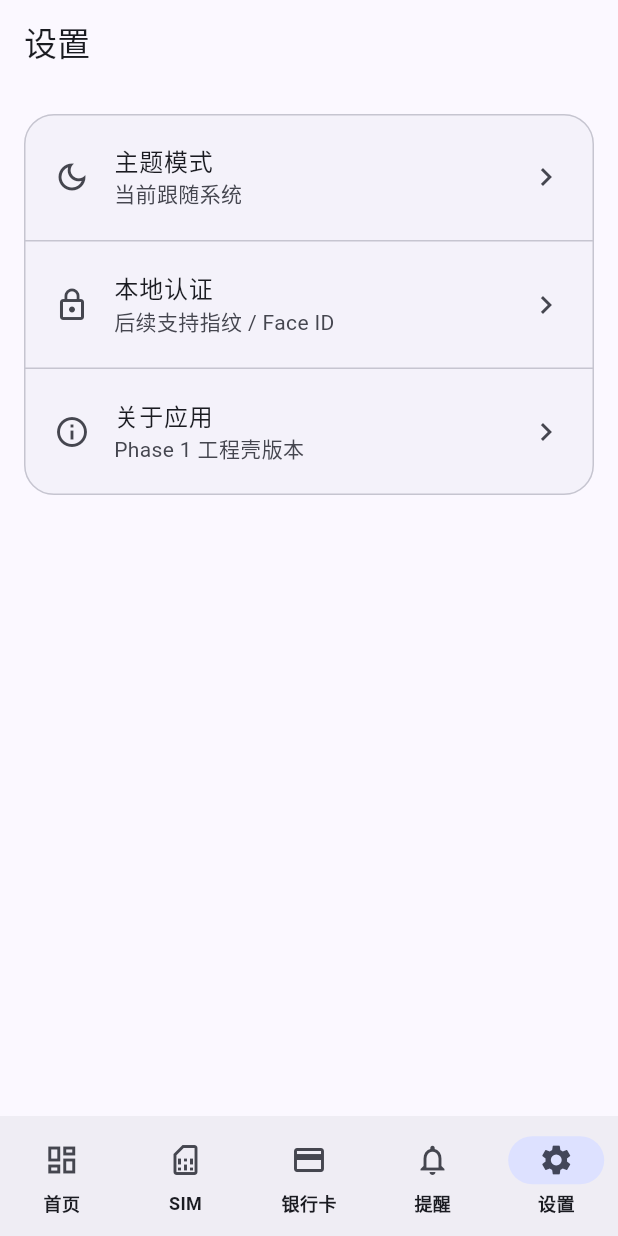
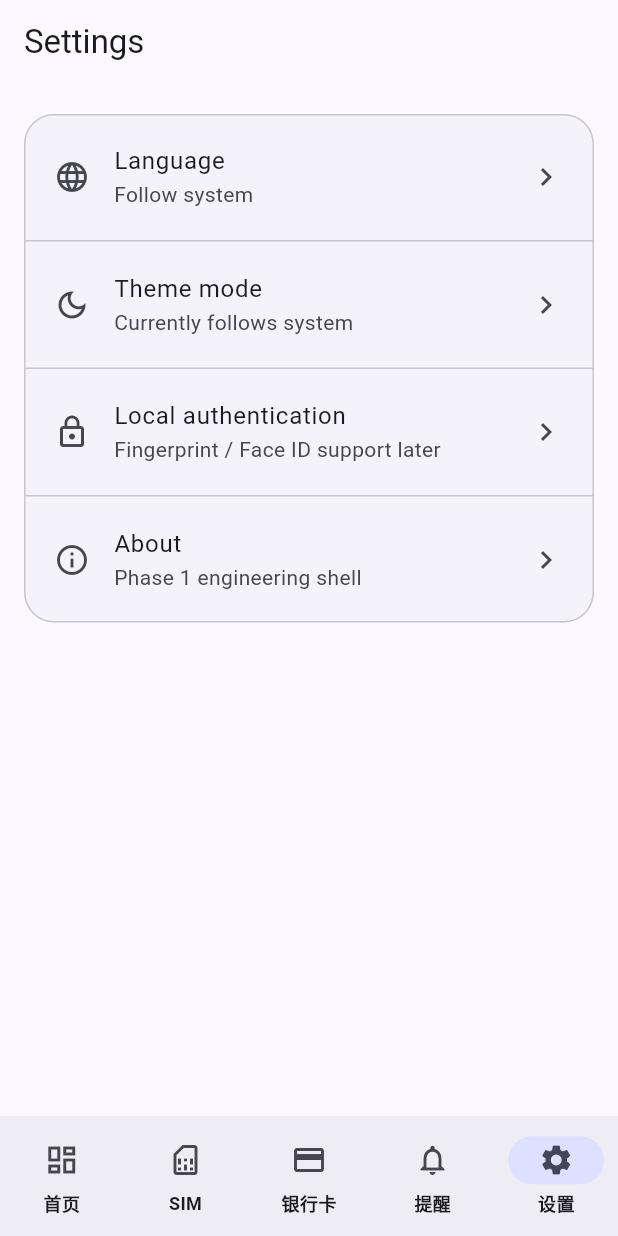
Before and after one commit to Moraxyc/CardFan, a Flutter app: the screen it shows after launch, item 5 of the bottom bar chosen, on a phone screen of 412 x 824 dp. Run offline on Flutter 3.47's test engine with Material 3 defaults, Android fonts, the phone set to English and light mode, and no system bars; our stand-ins replace drift, flutter_local_notifications, flutter_riverpod, go_router, timezone; missing offline and left inert: phone_numbers_parser; accounts and stored records are empty; generated files the repository leaves out were written again.

Commit message:
feat: add language setting

```diff
--- a/lib/features/settings/settings_page.dart
+++ b/lib/features/settings/settings_page.dart
@@ -1,37 +1,55 @@
 import 'package:flutter/material.dart';
+import 'package:flutter_riverpod/flutter_riverpod.dart';
 
-class SettingsPage extends StatelessWidget {
+import '../../core/localization/locale_preference.dart';
+import '../../core/providers/locale_preference_provider.dart';
+import '../../l10n/generated/app_localizations.dart';
+
+class SettingsPage extends ConsumerWidget {
   const SettingsPage({super.key});
 
   @override
-  Widget build(BuildContext context) {
+  Widget build(BuildContext context, WidgetRef ref) {
+    final l10n = AppLocalizations.of(context);
+    final preference =
+        ref.watch(localePreferenceProvider).value ?? LocalePreference.system;
+
     return Scaffold(
-      appBar: AppBar(title: const Text('设置')),
+      appBar: AppBar(title: Text(l10n.settingsTitle)),
       body: ListView(
         padding: const EdgeInsets.symmetric(vertical: 12),
         children: [
           Card(
             child: Column(
               children: [
-                const ListTile(
-                  leading: Icon(Icons.dark_mode_outlined),
-                  title: Text('主题模式'),
-                  subtitle: Text('当前跟随系统'),
-                  trailing: Icon(Icons.chevron_right),
+                ListTile(
+                  key: const Key('languageSettingTile'),
+                  leading: const Icon(Icons.language),
+                  title: Text(l10n.settingsLanguage),
+                  subtitle: Text(_languageLabel(l10n, preference)),
+                  trailing: const Icon(Icons.chevron_right),
+                  onTap: () => _showLanguagePicker(context, ref, preference),
                 ),
                 const Divider(height: 1),
-                const ListTile(
-                  leading: Icon(Icons.lock_outline),
-                  title: Text('本地认证'),
-                  subtitle: Text('后续支持指纹 / Face ID'),
-                  trailing: Icon(Icons.chevron_right),
+                ListTile(
+                  leading: const Icon(Icons.dark_mode_outlined),
+                  title: Text(l10n.settingsThemeMode),
+                  subtitle: Text(l10n.settingsThemeFollowsSystem),
+                  trailing: const Icon(Icons.chevron_right),
                 ),
                 const Divider(height: 1),
-                const ListTile(
-                  leading: Icon(Icons.info_outline),
-                  title: Text('关于应用'),
-                  subtitle: Text('Phase 1 工程壳版本'),
-                  trailing: Icon(Icons.chevron_right),
+                ListTile(
+                  leading: const Icon(Icons.lock_outline),
+                  title: Text(l10n.settingsLocalAuth),
+                  subtitle: Text(l10n.settingsLocalAuthSubtitle),
+                  trailing: const Icon(Icons.chevron_right),
+                ),
+                const Divider(height: 1),
+                ListTile(
+                  leading: const Icon(Icons.info_outline),
+                  title: Text(l10n.settingsAbout),
+                  subtitle: Text(l10n.settingsAboutSubtitle),
+                  trailing: const Icon(Icons.chevron_right),
                 ),
               ],
             ),
@@ -40,4 +58,50 @@ class SettingsPage extends StatelessWidget {
       ),
     );
   }
+
+  Future<void> _showLanguagePicker(
+    BuildContext context,
+    WidgetRef ref,
+    LocalePreference current,
+  ) async {
+    final l10n = AppLocalizations.of(context);
+    final notifier = ref.read(localePreferenceProvider.notifier);
+    final selected = await showDialog<LocalePreference>(
+      context: context,
+      builder: (context) {
+        return SimpleDialog(
+          title: Text(l10n.settingsLanguageDialogTitle),
+          children: [
+            for (final preference in LocalePreference.values)
+              RadioListTile<LocalePreference>(
+                value: preference,
+                groupValue: current,
+                title: Text(_languageLabel(l10n, preference)),
+                onChanged: (value) => Navigator.of(context).pop(value),
+              ),
+          ],
+        );
+      },
+    );
+
+    if (!context.mounted) return;
+    if (selected == null || selected == current) return;
+
+    try {
+      await notifier.setPreference(selected);
+    } catch (_) {
+      ScaffoldMessenger.of(
+        context,
+      ).showSnackBar(SnackBar(content: Text(l10n.settingsLanguageSaveFailed)));
+    }
+  }
+
+  String _languageLabel(AppLocalizations l10n, LocalePreference preference) {
+    return switch (preference) {
+      LocalePreference.system => l10n.settingsLanguageSystem,
+      LocalePreference.zhHans => l10n.settingsLanguageZhHans,
+      LocalePreference.zhHant => l10n.settingsLanguageZhHant,
+      LocalePreference.en => l10n.settingsLanguageEn,
+    };
+  }
 }
```
Also changed, not shown: 1 other file.
